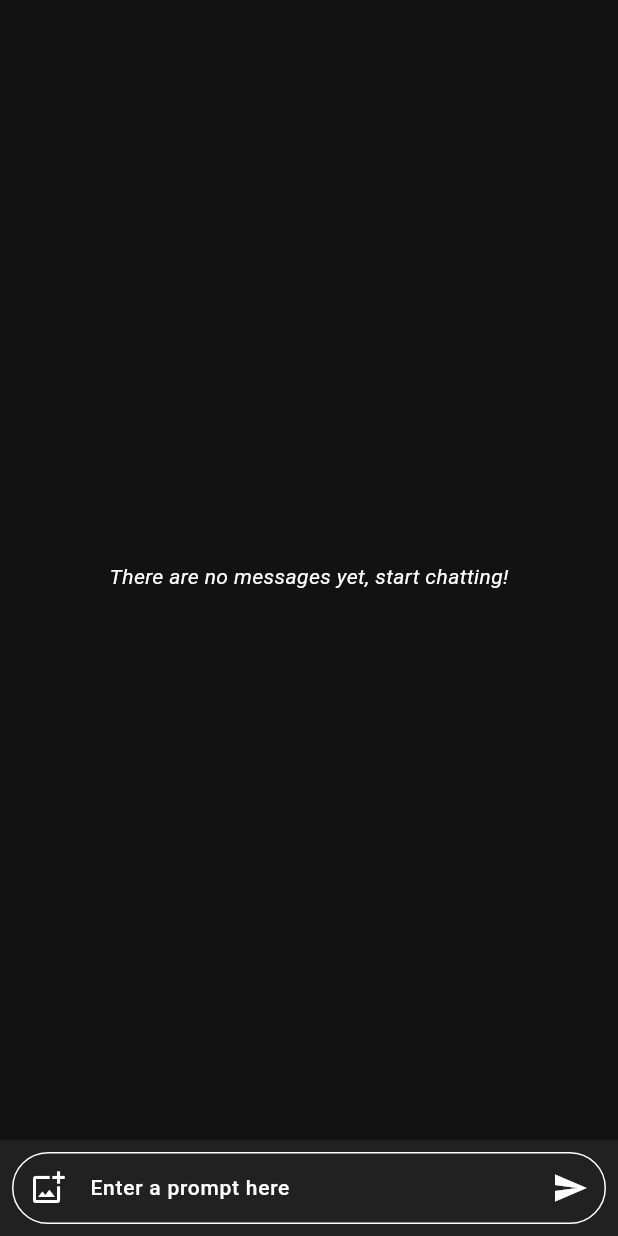
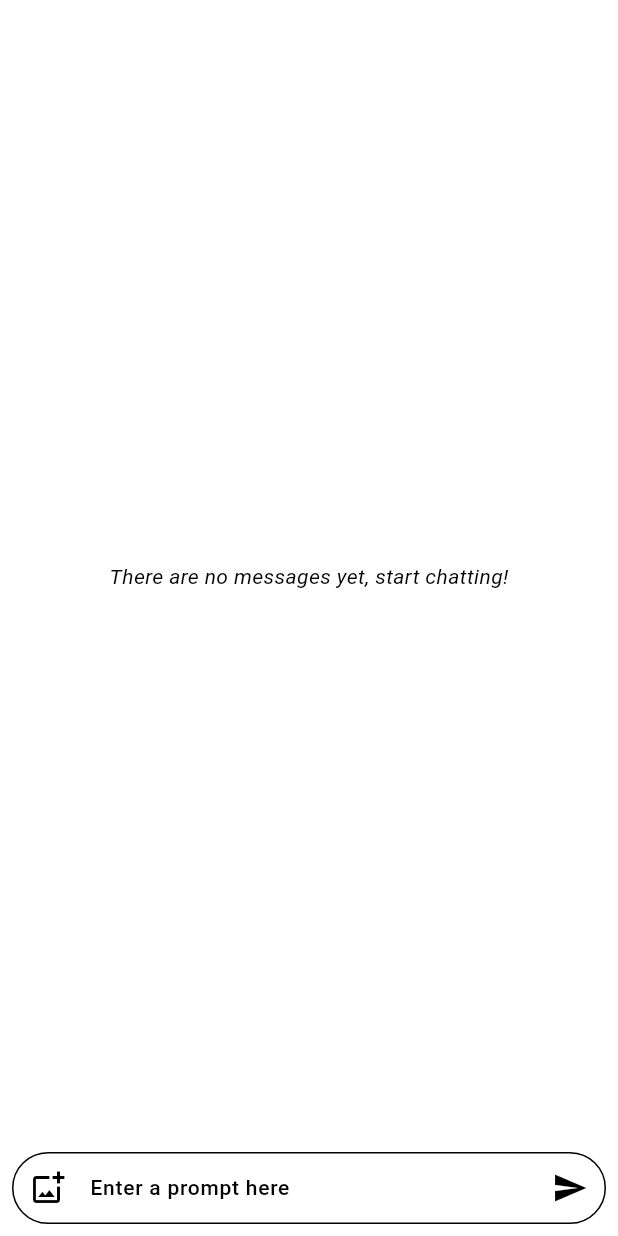
Before and after one commit to febryardiansyah/ai-agents, a Flutter app: the screen it shows after launch, on a phone screen of 412 x 824 dp. Run offline on Flutter 3.47's test engine with Material 3 defaults, Android fonts, the phone set to English and light mode, and no system bars; our stand-ins replace bloc, equatable, flutter_bloc, flutter_markdown, google_generative_ai, image_picker.

Commit message:
feat: add dark mode & light mode

```diff
--- a/lib/bloc/chat_bloc.dart
+++ b/lib/bloc/chat_bloc.dart
@@ -2,7 +2,7 @@ import 'dart:io';
 
 import 'package:bloc/bloc.dart';
 import 'package:equatable/equatable.dart';
-import 'package:flutter_gemini_ai/chat_model.dart';
+import 'package:flutter_gemini_ai/model/chat_model.dart';
 import 'package:google_generative_ai/google_generative_ai.dart';
 
 sealed class ChatBlocEvent extends Equatable {
--- /dev/null
+++ b/lib/bloc/theme_cubit.dart
@@ -0,0 +1,16 @@
+import 'dart:ui';
+
+import 'package:bloc/bloc.dart';
+import 'package:flutter/scheduler.dart';
+
+class ThemeCubit extends Cubit<bool> {
+  ThemeCubit() : super(false);
+
+  void getTheme() {
+    final brightness =
+        SchedulerBinding.instance.platformDispatcher.platformBrightness;
+    bool isDarkMode = brightness == Brightness.dark;
+
+    emit(isDarkMode);
+  }
+}
--- a/lib/main.dart
+++ b/lib/main.dart
@@ -1,7 +1,8 @@
 import 'package:flutter/material.dart';
 import 'package:flutter_bloc/flutter_bloc.dart';
 import 'package:flutter_gemini_ai/bloc/chat_bloc.dart';
-import 'package:flutter_gemini_ai/chat_screen.dart';
+import 'package:flutter_gemini_ai/bloc/theme_cubit.dart';
+import 'package:flutter_gemini_ai/screen/chat_screen.dart';
 import 'package:flutter_gemini_ai/utils.dart';
 import 'package:flutter_gemini_ai/bloc/image_picker_cubit.dart';
 import 'package:google_generative_ai/google_generative_ai.dart';
@@ -34,14 +35,33 @@ class MyApp extends StatelessWidget {
         BlocProvider(
           create: (_) => ImagePickerCubit(ImagePicker()),
         ),
+        BlocProvider(
+          create: (_) => ThemeCubit()..getTheme(),
+        ),
       ],
-      child: MaterialApp(
-        title: 'Flutter Gemin-AI Chat',
-        debugShowCheckedModeBanner: false,
-        theme: ThemeData(
-          colorScheme: ColorScheme.dark(background: Colors.grey.shade900),
-        ),
-        home: const ChatScreen(),
+      child: Builder(
+        builder: (context) {
+          return BlocBuilder<ThemeCubit, bool>(
+            builder: (context, state) {
+              return MaterialApp(
+                title: 'Flutter Gemin-AI Chat',
+                debugShowCheckedModeBanner: false,
+                themeMode: state ? ThemeMode.dark : ThemeMode.light,
+                theme: ThemeData(
+                  colorScheme: const ColorScheme.light(
+                    background: Colors.white,
+                  ),
+                ),
+                darkTheme: ThemeData(
+                  colorScheme: ColorScheme.dark(
+                    background: Colors.grey.shade900,
+                  ),
+                ),
+                home: const ChatScreen(),
+              );
+            },
+          );
+        },
       ),
     );
   }
--- a/lib/chat_screen.dart
+++ b/lib/screen/chat_screen.dart
@@ -4,7 +4,7 @@ import 'package:flutter/material.dart';
 import 'package:flutter/services.dart';
 import 'package:flutter_bloc/flutter_bloc.dart';
 import 'package:flutter_gemini_ai/bloc/chat_bloc.dart';
-import 'package:flutter_gemini_ai/chat_model.dart';
+import 'package:flutter_gemini_ai/model/chat_model.dart';
 import 'package:flutter_gemini_ai/utils.dart';
 import 'package:flutter_gemini_ai/bloc/image_picker_cubit.dart';
 import 'package:flutter_markdown/flutter_markdown.dart';
@@ -128,7 +128,7 @@ class _ChatScreenState extends State<ChatScreen> {
       builder: (context, state) {
         return Container(
           padding: const EdgeInsets.all(8),
-          color: Colors.grey.shade900,
+          color: Theme.of(context).colorScheme.background,
           child: Builder(builder: (context) {
             return Column(
               mainAxisSize: MainAxisSize.min,
```
Also changed, not shown: lib/model/chat_model.dart (renamed from lib/chat_model.dart).
